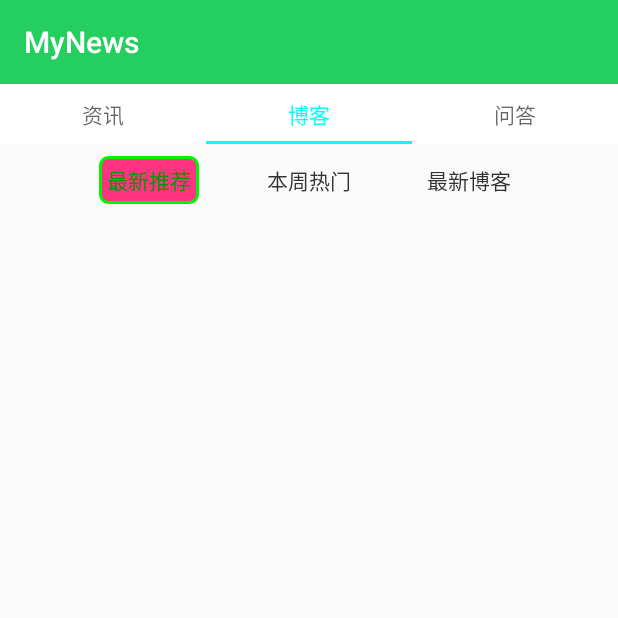
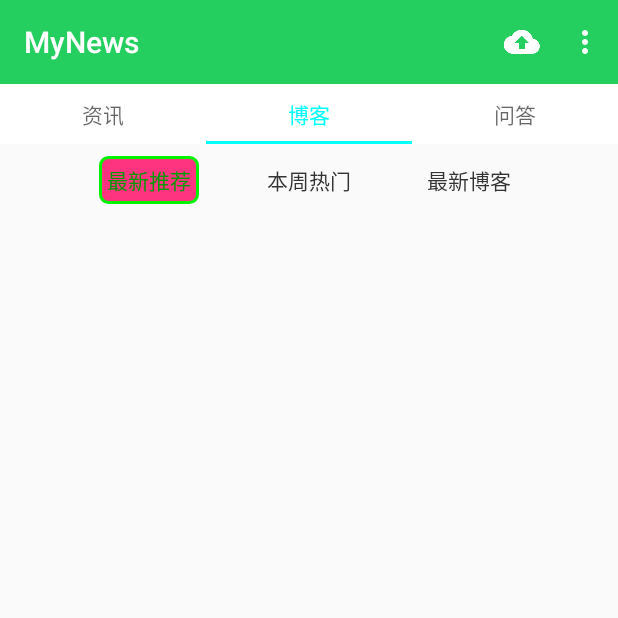
Before and after one commit to purplelightning/osNews, an Android app: the screen it shows after launch (MainActivity), tab 2 chosen, on a phone screen of 412 x 824 dp, the top half of it. Run offline under Robolectric (Android 15) with nearby library versions, the phone set to English and light mode, and no system bars; our stand-ins replace ButterKnife, CircleImageView, Volley; libraries missing offline, so code that uses them is left out: butterknife.internal, com.itheima.loopviewpager, com.itheima.retrofitutils, com.mikepenz.materialdrawer, org.itheima.recycler; plain views replace ItheimaRecyclerView, RecyclerViewHeader; pictures from the network do not load; 32 statements that could not run were skipped.

Commit message:
MainActivity菜单的添加

```diff
--- a/app/src/main/java/com/example/wind/osnews/MainActivity.java
+++ b/app/src/main/java/com/example/wind/osnews/MainActivity.java
@@ -7,6 +7,8 @@ import android.support.v4.app.Fragment;
 import android.support.v4.app.FragmentTransaction;
 import android.support.v7.app.AppCompatActivity;
 import android.support.v7.widget.Toolbar;
+import android.view.Menu;
+import android.view.MenuItem;
 import android.view.View;
 import android.widget.RadioButton;
 import android.widget.RadioGroup;
@@ -85,6 +87,24 @@ public class MainActivity extends AppCompatActivity {
 
     }
 
+    @Override
+    public boolean onCreateOptionsMenu(Menu menu) {
+        getMenuInflater().inflate(R.menu.main,menu);
+        return true;
+    }
+
+    @Override
+    public boolean onOptionsItemSelected(MenuItem item) {
+        switch (item.getItemId()){
+            case R.id.backup:
+                Toast.makeText(this,"You clicked Backup",Toast.LENGTH_SHORT).show();
+                break;
+            case R.id.settings:
+                Toast.makeText(this,"You clicked Settings",Toast.LENGTH_SHORT).show();
+                break;
+        }
+        return true;
+    }
 
     private void initDrawer() {
 
@@ -100,7 +120,7 @@ public class MainActivity extends AppCompatActivity {
         SecondaryDrawerItem item5=new SecondaryDrawerItem().withIdentifier(5).withName("About");
 //        MakeCircle.getCircleBitmap(
 
-        AccountHeader headerResult = new AccountHeaderBuilder()
+        final AccountHeader headerResult = new AccountHeaderBuilder()
                 .withActivity(this)
                 .withHeaderBackground(R.drawable.abg)
                 .addProfiles(
@@ -115,7 +135,7 @@ public class MainActivity extends AppCompatActivity {
                 .addProfiles(new ProfileDrawerItem().withIcon(getResources().getDrawable(R.drawable.cat)))
                 .addProfiles(new ProfileDrawerItem().withIcon(getResources().getDrawable(R.drawable.he)))
                 .withSelectionListEnabledForSingleProfile(false)
-                .withThreeSmallProfileImages(true)
+//                .withThreeSmallProfileImages(true)
                 .build();
 //        headerResult.getHeaderBackgroundView().setAdjustViewBounds(true);
 //        headerResult.getView().setLayoutDirection(View.LAYOUT_DIRECTION_LTR);
@@ -142,7 +162,7 @@ public class MainActivity extends AppCompatActivity {
                         return true;
                     }
                 })
-                .withSliderBackgroundColor(0xaa433053)
+//                .withSliderBackgroundColor(0xaa433053)
                 .withAccountHeader(headerResult)
                 .build();
 
--- a/app/src/main/res/layout/activity_main.xml
+++ b/app/src/main/res/layout/activity_main.xml
@@ -11,9 +11,8 @@
         android:layout_width="match_parent"
         android:layout_height="?attr/actionBarSize"
         android:background="?attr/colorPrimary"
-        app:theme="@style/ThemeOverlay.AppCompat.Dark.ActionBar"
         app:popupTheme="@style/ThemeOverlay.AppCompat.Light"
-        >
+        app:theme="@style/ThemeOverlay.AppCompat.Dark.ActionBar">
 
     </android.support.v7.widget.Toolbar>
 
@@ -87,9 +86,9 @@
 
     <RelativeLayout
         android:id="@+id/container"
-        android:layout_below="@id/toolbar"
         android:layout_width="match_parent"
         android:layout_height="match_parent"
-        android:layout_above="@id/rg_tabs">
+        android:layout_above="@id/rg_tabs"
+        android:layout_below="@id/toolbar">
     </RelativeLayout>
 </RelativeLayout>
--- /dev/null
+++ b/app/src/main/res/menu/main.xml
@@ -0,0 +1,14 @@
+<?xml version="1.0" encoding="utf-8"?>
+<menu xmlns:android="http://schemas.android.com/apk/res/android"
+      xmlns:app="http://schemas.android.com/apk/res-auto">
+    <item
+        android:id="@+id/backup"
+        android:icon="@drawable/ic_backup"
+        android:title="Backup"
+        app:showAsAction="always"/>
+    <item
+        android:id="@+id/settings"
+        android:icon="@drawable/ic_settings"
+        android:title="Settings"
+        app:showAsAction="never"/>
+</menu>
--- a/app/src/main/res/values/colors.xml
+++ b/app/src/main/res/values/colors.xml
@@ -24,15 +24,44 @@
     <color name="transparent">#00000000</color>
 
     <color name="comment_yellow">#FFFFEE</color>
-
-
-
     <color name="light_gray">#1a000000</color>
 
 
+    <!-- Material DEFAULT colors -->
+    <color name="material_drawer_primary">#2196F3</color>
+    <color name="material_drawer_primary_dark">#1976D2</color>
+    <color name="material_drawer_primary_light">#BBDEFB</color>
+    <color name="material_drawer_accent">#FF4081</color>
 
 
+    <!-- OVERWRITE THESE COLORS FOR A LIGHT THEME -->
+    <!-- MaterialDrawer DEFAULT colors -->
+    <color name="material_drawer_background">#F9F9F9</color>
+    <!-- Material DEFAULT text / items colors -->
+    <color name="material_drawer_primary_text">#DE000000</color>
+    <color name="material_drawer_primary_icon">#8A000000</color>
+    <color name="material_drawer_secondary_text">#8A000000</color>
+    <color name="material_drawer_hint_text">#42000000</color>
+    <color name="material_drawer_divider">#1F000000</color>
+    <!-- Material DEFAULT drawer colors -->
+    <color name="material_drawer_selected">#E8E8E8</color>
+    <color name="material_drawer_selected_text">#2196F3</color>
+    <color name="material_drawer_header_selection_text">#FFF</color>
 
+
+    <!-- OVERWRITE THESE COLORS FOR A DARK THEME -->
+    <!-- MaterialDrawer DEFAULT DARK colors -->
+    <color name="material_drawer_dark_background">#303030</color>
+    <!-- MaterialDrawer DEFAULT DARK text / items colors -->
+    <color name="material_drawer_dark_primary_text">#DEFFFFFF</color>
+    <color name="material_drawer_dark_primary_icon">#8AFFFFFF</color>
+    <color name="material_drawer_dark_secondary_text">#8AFFFFFF</color>
+    <color name="material_drawer_dark_hint_text">#42FFFFFF</color>
+    <color name="material_drawer_dark_divider">#1FFFFFFF</color>
+    <!-- MaterialDrawer DEFAULT DARK drawer colors -->
+    <color name="material_drawer_dark_selected">#202020</color>
+    <color name="material_drawer_dark_selected_text">@color/material_drawer_primary</color>
+    <color name="material_drawer_dark_header_selection_text">#FFF</color>
 
 
 
--- a/app/src/main/res/values/styles.xml
+++ b/app/src/main/res/values/styles.xml
@@ -9,6 +9,7 @@
     <!--</style>-->
 
     <style name="AppTheme" parent="Theme.AppCompat.Light.NoActionBar">
+    <!--<style name="AppTheme" parent="CustomTheme">-->
         <!-- Customize your theme here. -->
         <item name="colorPrimary">@color/colorPrimary</item>
         <item name="colorPrimaryDark">@color/colorPrimaryDark</item>
@@ -34,20 +35,20 @@
 
     <style name="CustomTheme" parent="MaterialDrawerTheme">
         <!-- ...and here we setting appcompat’s color theming attrs -->
-        <item name="colorPrimary">@color/material_drawer_primary</item>
-        <item name="colorPrimaryDark">@color/material_drawer_primary_dark</item>
-        <item name="colorAccent">@color/material_drawer_accent</item>
+        <!--<item name="colorPrimary">@color/material_drawer_primary</item>-->
+        <!--<item name="colorPrimaryDark">@color/material_drawer_primary_dark</item>-->
+        <!--<item name="colorAccent">@color/material_drawer_accent</item>-->
 
         <!-- MaterialDrawer specific values -->
-        <item name="material_drawer_background">@color/material_drawer_background</item>
-        <item name="material_drawer_primary_text">@color/material_drawer_primary_text</item>
-        <item name="material_drawer_primary_icon">@color/material_drawer_primary_icon</item>
-        <item name="material_drawer_secondary_text">@color/material_drawer_secondary_text</item>
-        <item name="material_drawer_hint_text">@color/material_drawer_hint_text</item>
-        <item name="material_drawer_divider">@color/material_drawer_divider</item>
-        <item name="material_drawer_selected">@color/material_drawer_selected</item>
-        <item name="material_drawer_selected_text">@color/material_drawer_selected_text</item>
-        <item name="material_drawer_header_selection_text">@color/material_drawer_header_selection_text</item>
+        <item name="material_drawer_background">@color/material_drawer_dark_background</item>
+        <item name="material_drawer_primary_text">@color/material_drawer_dark_primary_text</item>
+        <item name="material_drawer_primary_icon">@color/material_drawer_dark_primary_icon</item>
+        <item name="material_drawer_secondary_text">@color/material_drawer_dark_secondary_text</item>
+        <item name="material_drawer_hint_text">@color/material_drawer_dark_hint_text</item>
+        <item name="material_drawer_divider">@color/material_drawer_dark_divider</item>
+        <item name="material_drawer_selected">@color/material_drawer_dark_selected</item>
+        <item name="material_drawer_selected_text">@color/material_drawer_dark_selected_text</item>
+        <item name="material_drawer_header_selection_text">@color/material_drawer_dark_header_selection_text</item>
     </style>
 
 </resources>
```
Also changed, not shown: app/src/main/res/drawable-xxhdpi/ic_backup.png (added), app/src/main/res/drawable-xxhdpi/ic_comment.png (added), app/src/main/res/drawable-xxhdpi/ic_delete.png (added), app/src/main/res/drawable-xxhdpi/ic_done.png (added), app/src/main/res/drawable-xxhdpi/ic_menu.png (added), app/src/main/res/drawable-xxhdpi/ic_settings.png (added), app/src/main/res/drawable-xxhdpi/nav_call.png (added), app/src/main/res/drawable-xxhdpi/nav_friends.png (added), app/src/main/res/drawable-xxhdpi/nav_icon.png (added), app/src/main/res/drawable-xxhdpi/nav_location.png (added), app/src/main/res/drawable-xxhdpi/nav_mail.png (added), app/src/main/res/drawable-xxhdpi/nav_task.png (added).
